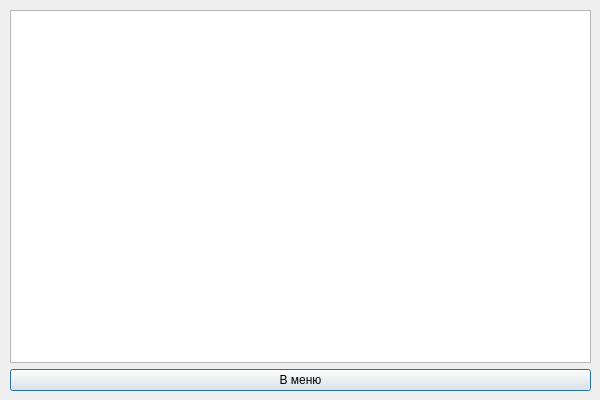
Qt form Word-Flow/progresswindow.ui (timowka0304/Word-Flow) before a commit.
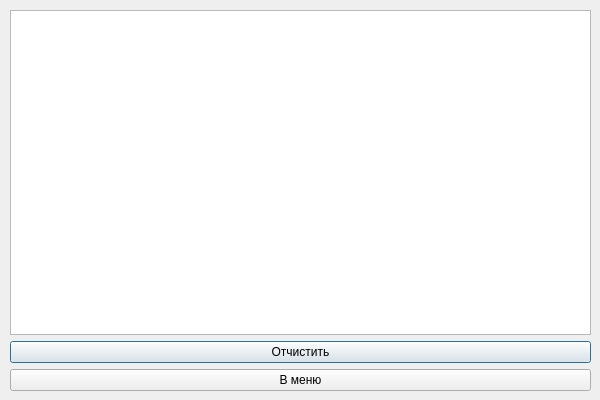
The same form after that commit.

Commit message: Added clear_db_Button and it's func

Diff of the .ui file:
```diff
--- a/Word-Flow/progresswindow.ui
+++ b/Word-Flow/progresswindow.ui
@@ -26,6 +26,13 @@
     <item>
      <widget class="QTableView" name="tableView"/>
     </item>
+    <item>
+     <widget class="QPushButton" name="clear_db_Button">
+      <property name="text">
+       <string>Отчистить</string>
+      </property>
+     </widget>
+    </item>
     <item>
      <widget class="QPushButton" name="back_to_menu_Button">
       <property name="text">
```
The commit also changes 6 other files.
